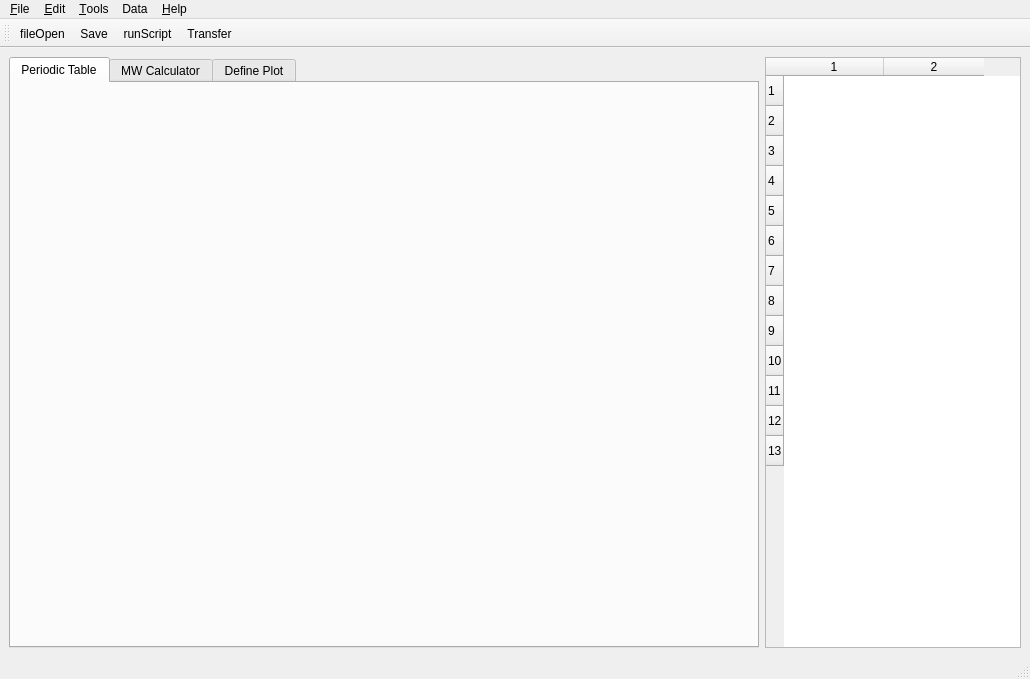
First picture: the form in pysotope/main.ui, repository mfitzp/toolz, before the edit.
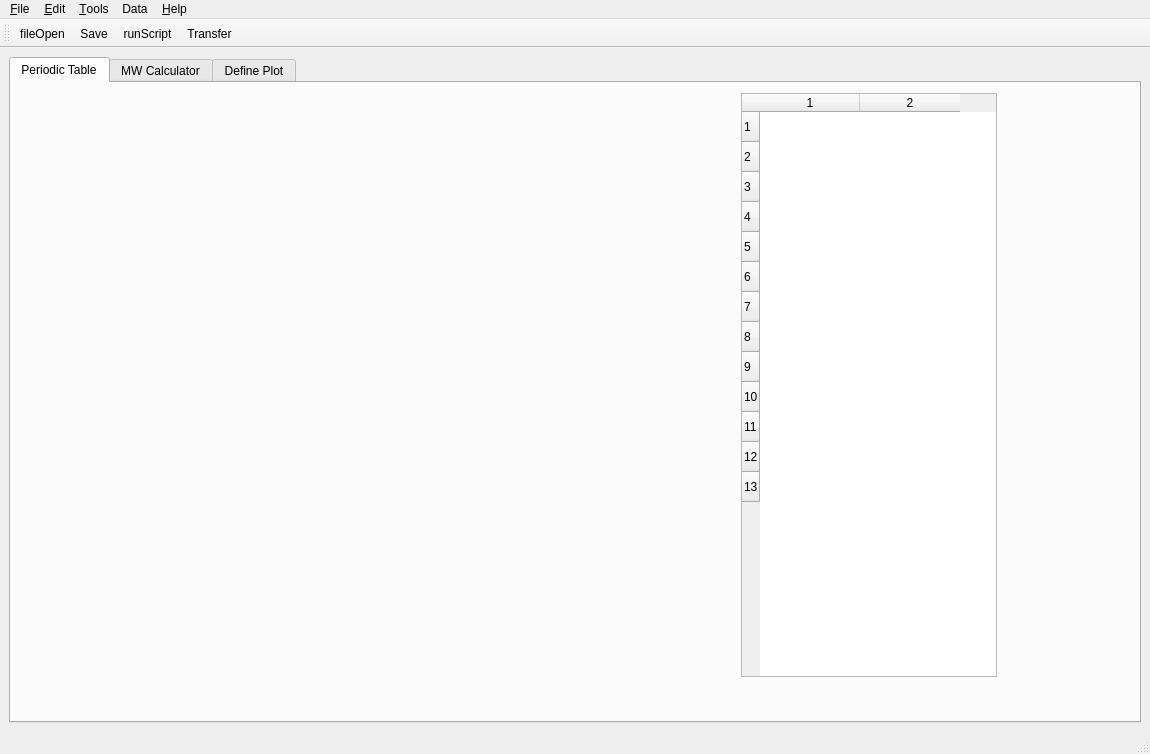
Second picture: the form after the edit. The open tabs and pages were chosen to show the change. Icons and pictures are not drawn. Custom widgets are drawn as their Qt base class.

Patch:
```diff
--- a/pysotope/main.ui
+++ b/pysotope/main.ui
@@ -5,8 +5,8 @@
    <rect>
     <x>0</x>
     <y>0</y>
-    <width>1030</width>
-    <height>679</height>
+    <width>1150</width>
+    <height>754</height>
    </rect>
   </property>
   <property name="minimumSize" >
@@ -42,6 +42,51 @@
          <attribute name="title" >
           <string>Periodic Table</string>
          </attribute>
+         <widget class="QTableWidget" name="elemTableWidget" >
+          <property name="enabled" >
+           <bool>true</bool>
+          </property>
+          <property name="geometry" >
+           <rect>
+            <x>730</x>
+            <y>10</y>
+            <width>256</width>
+            <height>584</height>
+           </rect>
+          </property>
+          <property name="sizePolicy" >
+           <sizepolicy vsizetype="Expanding" hsizetype="Minimum" >
+            <horstretch>0</horstretch>
+            <verstretch>0</verstretch>
+           </sizepolicy>
+          </property>
+          <property name="showGrid" >
+           <bool>false</bool>
+          </property>
+          <property name="rowCount" >
+           <number>13</number>
+          </property>
+          <property name="columnCount" >
+           <number>2</number>
+          </property>
+          <row/>
+          <row/>
+          <row/>
+          <row/>
+          <row/>
+          <row/>
+          <row/>
+          <row/>
+          <row/>
+          <row/>
+          <row/>
+          <row/>
+          <row/>
+          <column/>
+          <column/>
+         </widget>
+         <zorder>elemTableWidget</zorder>
+         <zorder>elemTableWidget</zorder>
         </widget>
         <widget class="QWidget" name="calcTab" >
          <attribute name="title" >
@@ -302,43 +347,6 @@
         </widget>
        </widget>
       </item>
-      <item>
-       <widget class="QTableWidget" name="elemTableWidget" >
-        <property name="enabled" >
-         <bool>true</bool>
-        </property>
-        <property name="sizePolicy" >
-         <sizepolicy vsizetype="Expanding" hsizetype="Minimum" >
-          <horstretch>0</horstretch>
-          <verstretch>0</verstretch>
-         </sizepolicy>
-        </property>
-        <property name="showGrid" >
-         <bool>false</bool>
-        </property>
-        <property name="rowCount" >
-         <number>13</number>
-        </property>
-        <property name="columnCount" >
-         <number>2</number>
-        </property>
-        <row/>
-        <row/>
-        <row/>
-        <row/>
-        <row/>
-        <row/>
-        <row/>
-        <row/>
-        <row/>
-        <row/>
-        <row/>
-        <row/>
-        <row/>
-        <column/>
-        <column/>
-       </widget>
-      </item>
      </layout>
     </item>
    </layout>
@@ -348,7 +356,7 @@
     <rect>
      <x>0</x>
      <y>0</y>
-     <width>1030</width>
+     <width>1150</width>
      <height>22</height>
     </rect>
    </property>
```
Left out of the diff: 2 changed lines with no effect on the pictures.
